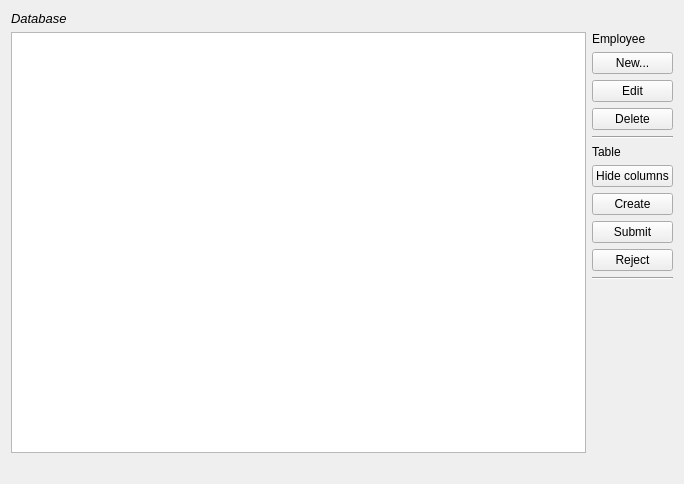
Before: the Qt Designer form mainwindow.ui in akeskimo/PersonnelManagementApp, drawn with Qt 5.
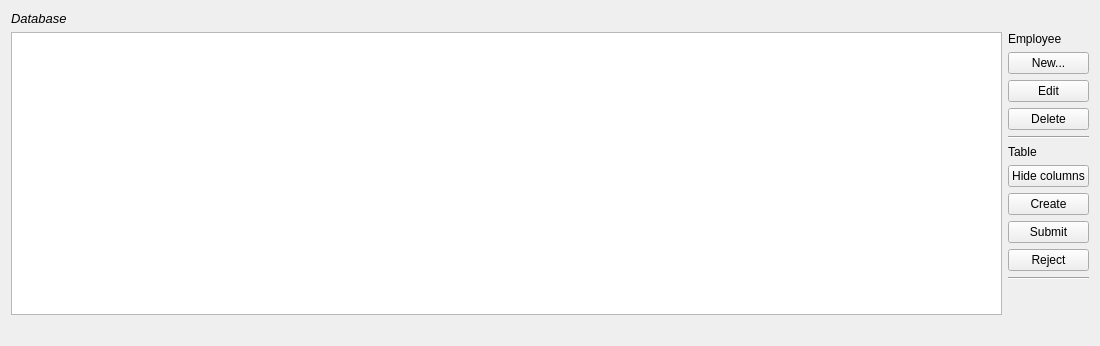
After: the same form once the commit is applied.

Diff of the .ui file:
```diff
--- a/mainwindow.ui
+++ b/mainwindow.ui
@@ -6,8 +6,8 @@
    <rect>
     <x>0</x>
     <y>0</y>
-    <width>684</width>
-    <height>484</height>
+    <width>1100</width>
+    <height>346</height>
    </rect>
   </property>
   <property name="minimumSize">
```
Left out of the diff: 2 changed lines with no effect on the pictures.
